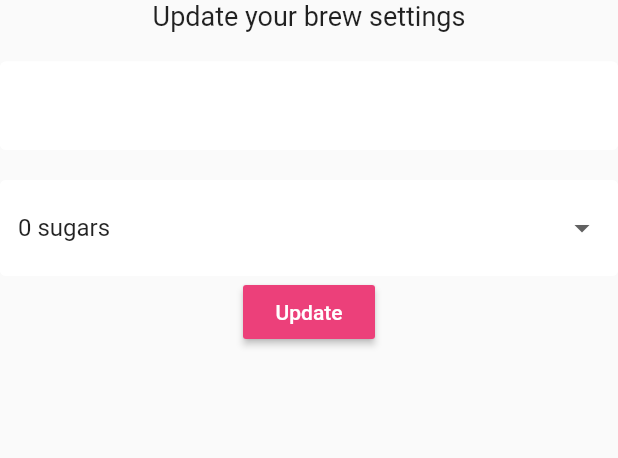
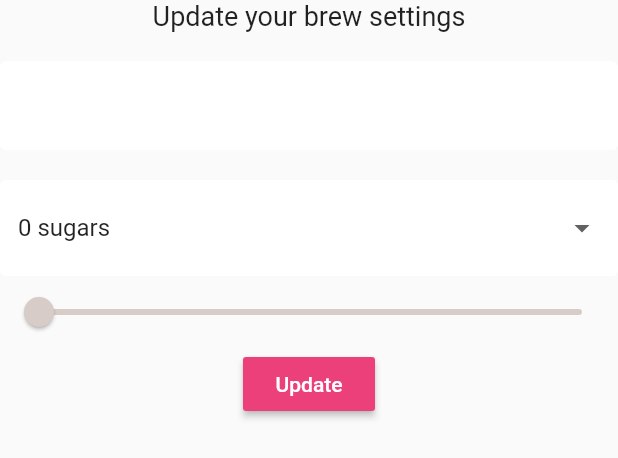
Before and after one commit to sir-radar/flutter_coffee_brew_crew, a Flutter app: the SettingsForm widget shown alone on an empty page, opened directly, on a phone screen of 412 x 824 dp. Shown: the top 458 px of the screen. Run offline on Flutter 3.47's test engine with Material 2 defaults, Android fonts, the phone set to English and light mode, and no system bars; our stand-ins replace cloud_firestore, firebase_auth, flutter_spinkit; accounts and stored records are empty.

Commit message:
coffee strength slider

```diff
--- a/lib/screens/home/settings_form.dart
+++ b/lib/screens/home/settings_form.dart
@@ -45,6 +45,15 @@ class _SettingsFormState extends State<SettingsForm> {
            }).toList(),
            onChanged: (val) => setState(() => _currentSugars = val),
          ),
+         Slider(
+           value: (_currentStrength ?? 100).toDouble(),
+           activeColor: Colors.brown[_currentStrength ?? 100],
+           inactiveColor: Colors.brown[_currentStrength ?? 100],
+           min: 100,
+           max: 900,
+           divisions: 8,
+           onChanged: (val) => setState(() => _currentStrength = val.round()),
+         ),
          RaisedButton(
            color: Colors.pink[400],
            child: Text(
```
